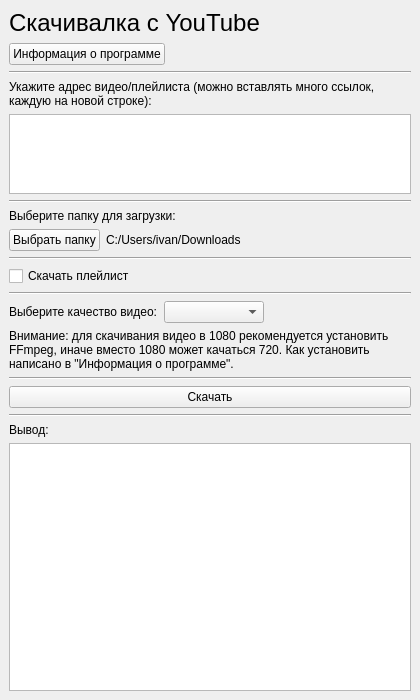
Before: the Qt Designer form ui/main.ui in SeryiBaran/yt-dlp-python-gui, drawn with Qt 5.
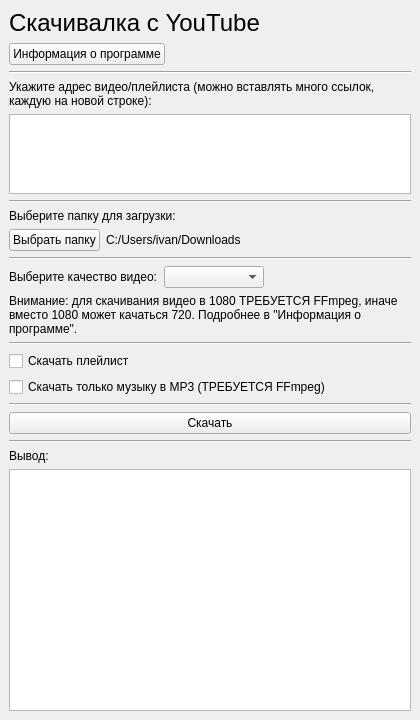
After: the same form once the commit is applied. Icons and pictures are not drawn.

Diff of the .ui file:
```diff
--- a/ui/main.ui
+++ b/ui/main.ui
@@ -10,7 +10,7 @@
     <x>0</x>
     <y>0</y>
     <width>420</width>
-    <height>700</height>
+    <height>720</height>
    </rect>
   </property>
   <property name="font">
@@ -63,7 +63,7 @@
          <x>0</x>
          <y>0</y>
          <width>420</width>
-         <height>700</height>
+         <height>720</height>
         </rect>
        </property>
        <layout class="QVBoxLayout" name="verticalLayout_3">
@@ -188,20 +188,6 @@
           </property>
          </widget>
         </item>
-        <item>
-         <widget class="QCheckBox" name="check_download_playlist">
-          <property name="text">
-           <string>Скачать плейлист</string>
-          </property>
-         </widget>
-        </item>
-        <item>
-         <widget class="Line" name="line_13">
-          <property name="orientation">
-           <enum>Qt::Horizontal</enum>
-          </property>
-         </widget>
-        </item>
         <item>
          <layout class="QHBoxLayout" name="horizontalLayout">
           <item>
@@ -244,13 +230,34 @@
            </font>
           </property>
           <property name="text">
-           <string>Внимание: для скачивания видео в 1080 рекомендуется установить FFmpeg, иначе вместо 1080 может качаться 720. Как установить написано в &quot;Информация о программе&quot;.</string>
+           <string>Внимание: для скачивания видео в 1080 ТРЕБУЕТСЯ FFmpeg, иначе вместо 1080 может качаться 720. Подробнее в &quot;Информация о программе&quot;.</string>
           </property>
           <property name="wordWrap">
            <bool>true</bool>
           </property>
          </widget>
         </item>
+        <item>
+         <widget class="Line" name="line_13">
+          <property name="orientation">
+           <enum>Qt::Horizontal</enum>
+          </property>
+         </widget>
+        </item>
+        <item>
+         <widget class="QCheckBox" name="check_download_playlist">
+          <property name="text">
+           <string>Скачать плейлист</string>
+          </property>
+         </widget>
+        </item>
+        <item>
+         <widget class="QCheckBox" name="check_download_only_music">
+          <property name="text">
+           <string>Скачать только музыку в MP3 (ТРЕБУЕТСЯ FFmpeg)</string>
+          </property>
+         </widget>
+        </item>
         <item>
          <widget class="Line" name="line_15">
           <property name="orientation">
```
